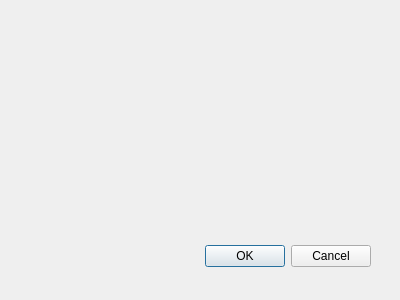
This is Design/login_Form.ui in AlexanderSokolov69/Cube24 as Qt 5 draws it before an edit. The edited form follows.
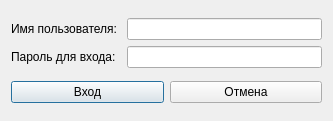
This is the edited form.

Commit message: Login and MDI panel is ready

What changed in the file:
```diff
--- a/Design/login_Form.ui
+++ b/Design/login_Form.ui
@@ -6,29 +6,77 @@
    <rect>
     <x>0</x>
     <y>0</y>
-    <width>400</width>
-    <height>300</height>
+    <width>333</width>
+    <height>121</height>
    </rect>
   </property>
   <property name="windowTitle">
    <string>Dialog</string>
   </property>
-  <widget class="QDialogButtonBox" name="buttonBox">
-   <property name="geometry">
-    <rect>
-     <x>30</x>
-     <y>240</y>
-     <width>341</width>
-     <height>32</height>
-    </rect>
-   </property>
-   <property name="orientation">
-    <enum>Qt::Horizontal</enum>
-   </property>
-   <property name="standardButtons">
-    <set>QDialogButtonBox::Cancel|QDialogButtonBox::Ok</set>
-   </property>
-  </widget>
+  <property name="modal">
+   <bool>true</bool>
+  </property>
+  <layout class="QVBoxLayout" name="verticalLayout">
+   <item>
+    <layout class="QGridLayout" name="gridLayout">
+     <item row="0" column="0">
+      <widget class="QLabel" name="label">
+       <property name="text">
+        <string>Имя пользователя: </string>
+       </property>
+      </widget>
+     </item>
+     <item row="1" column="1">
+      <widget class="QLineEdit" name="password">
+       <property name="echoMode">
+        <enum>QLineEdit::Password</enum>
+       </property>
+       <property name="alignment">
+        <set>Qt::AlignCenter</set>
+       </property>
+       <property name="placeholderText">
+        <string extracomment="password"/>
+       </property>
+      </widget>
+     </item>
+     <item row="1" column="0">
+      <widget class="QLabel" name="label_2">
+       <property name="text">
+        <string>Пароль для входа: </string>
+       </property>
+      </widget>
+     </item>
+     <item row="0" column="1">
+      <widget class="QLineEdit" name="login">
+       <property name="alignment">
+        <set>Qt::AlignCenter</set>
+       </property>
+       <property name="placeholderText">
+        <string extracomment="login"/>
+       </property>
+      </widget>
+     </item>
+    </layout>
+   </item>
+   <item>
+    <layout class="QHBoxLayout" name="horizontalLayout">
+     <item>
+      <widget class="QPushButton" name="button_ok">
+       <property name="text">
+        <string>Вход</string>
+       </property>
+      </widget>
+     </item>
+     <item>
+      <widget class="QPushButton" name="button_cancel">
+       <property name="text">
+        <string>Отмена</string>
+       </property>
+      </widget>
+     </item>
+    </layout>
+   </item>
+  </layout>
  </widget>
  <resources/>
  <connections>
```
Left out of the diff: 39 changed lines with no effect on the pictures. The commit also changes 12 other files.
